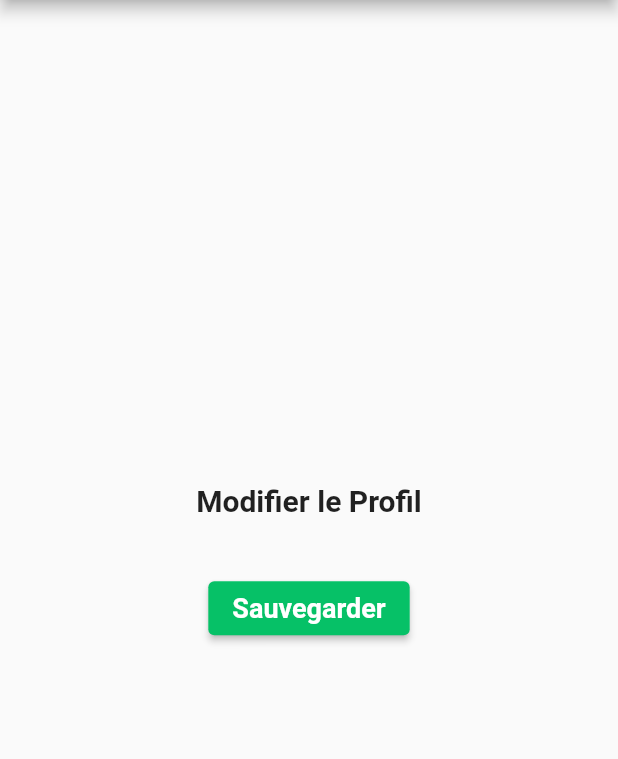
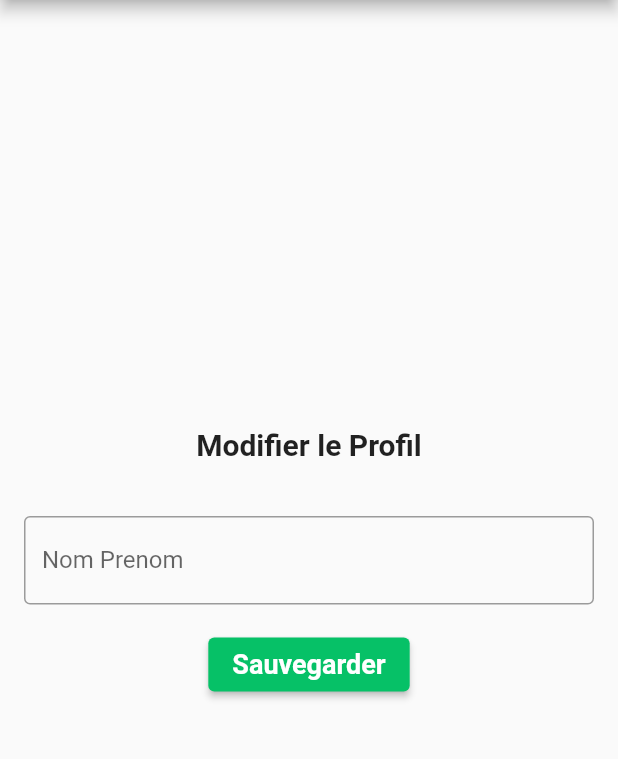
Before and after one commit to CrousGoApp/CROUSGo_app_frontend, a Flutter app: the ProfilePage screen opened directly, after a tap on "Modifier le profil", on a phone screen of 412 x 824 dp, the part 84-843 px from its top. Run offline on Flutter 3.47's test engine with Material 2 defaults, Android fonts, the phone set to English and light mode, and no system bars; our stand-ins replace firebase_auth, firebase_core; accounts and stored records are empty; network calls fail.

Commit message:
edit profile page

```diff
--- /dev/null
+++ b/lib/pages/EditProfilePage.dart
@@ -0,0 +1,108 @@
+
+import 'package:crousgo/pages/ProfilePage.dart';
+import 'package:crousgo/pages/page_accueil.dart';
+import 'package:crousgo/pages/page_panier.dart';
+import 'package:flutter/material.dart';
+import 'package:firebase_auth/firebase_auth.dart';
+
+
+class EditProfilePage extends StatelessWidget {
+  final User? user;
+
+  EditProfilePage({required this.user});
+
+  @override
+  Widget build(BuildContext context) {
+    return Scaffold(
+      appBar: AppBar(
+        title: GestureDetector(
+          onTap: () {
+            Navigator.push(
+              context,
+              MaterialPageRoute(builder: (context) => const PageAccueil()),
+            );
+          },
+          child: const Text(
+            'CrousGO',
+            style: TextStyle(
+              fontSize: 24.0,
+              fontWeight: FontWeight.bold,
+              color: Colors.white,
+            ),
+          ),
+        ),
+        backgroundColor: const Color(0xFF06C167),
+        centerTitle: true,
+        actions: [
+          IconButton(
+            onPressed: () {
+              Navigator.push(
+                context,
+                MaterialPageRoute(builder: (context) => const PagePanier()),
+              );
+            },
+            icon: const Icon(
+              Icons.shopping_cart,
+              color: Colors.white,
+            ),
+          ),
+          IconButton(
+            icon: const Icon(Icons.account_circle),
+            onPressed: () {
+              // Naviguer vers la page de profil
+              Navigator.of(context).push(
+                  MaterialPageRoute(builder: (context) => ProfilePage()));
+            },
+          ),
+        ],
+      ),
+      body: Center(
+        child: Column(
+          mainAxisAlignment: MainAxisAlignment.center,
+          children: <Widget>[
+            const Text(
+              'Modifier le Profil',
+              style: TextStyle(
+                fontSize: 20.0,
+                fontWeight: FontWeight.bold,
+              ),
+            ),
+            const SizedBox(height: 20.0),
+            Padding(
+              padding: const EdgeInsets.all(16.0),
+              child: Column(
+                children: [
+                  TextField(
+                    decoration: InputDecoration(
+                      labelText: 'Nom Prenom',
+                      hintText: 'Entrez votre Nom Prénom',
+                      border: OutlineInputBorder(),
+                    ),
+                    // Vous pouvez initialiser le champ avec la valeur actuelle du nom de l'utilisateur si disponible
+                    controller: TextEditingController(text: user?.displayName ?? ''),
+                  ),
+                  const SizedBox(height: 16.0),
+
+                  ElevatedButton(
+                    style: ElevatedButton.styleFrom(
+                      backgroundColor: const Color(0xFF06C167), // Couleur d'UberEats
+                      textStyle: const TextStyle(
+                        fontSize: 18.0,
+                        fontWeight: FontWeight.bold,
+                        color: Colors.white,
+                      ),
+                    ),
+                    onPressed: () {
+                      // Sauvegardez les modifications ici
+                    },
+                    child: const Text('Sauvegarder'),
+                  ),
+                ],
+              ),
+            ),
+          ],
+        ),
+      ),
+    );
+  }
+}
--- a/lib/pages/ProfilePage.dart
+++ b/lib/pages/ProfilePage.dart
@@ -1,5 +1,7 @@
 import 'dart:convert';
 
+import 'package:crousgo/pages/EditProfilePage.dart';
+import 'package:crousgo/pages/ProfilePage.dart';
 import 'package:crousgo/pages/page_OrderHistory.dart';
 import 'package:crousgo/pages/page_accueil.dart';
 import 'package:crousgo/pages/page_panier.dart';
@@ -147,7 +149,7 @@
                 }
               },
               style: ElevatedButton.styleFrom(
-                backgroundColor: const Color(0xFF06C167), // Couleur d'UberEats
+                backgroundColor: const Color(0xFF06C167),
               ),
               child: const Text(
                 'Déconnexion',
@@ -166,7 +168,7 @@
                 );
               },
               style: ElevatedButton.styleFrom(
-                backgroundColor: const Color(0xFF06C167), // Couleur d'UberEats
+                backgroundColor: const Color(0xFF06C167),
               ),
               child: const Text(
                 'Historique des commandes',
@@ -213,94 +215,3 @@
     );
   }
 }
-class EditProfilePage extends StatelessWidget {
-  final User? user;
-
-  EditProfilePage({required this.user});
-
-  @override
-  Widget build(BuildContext context) {
-    return Scaffold(
-      appBar: AppBar(
-        title: GestureDetector(
-          onTap: () {
-            Navigator.push(
-              context,
-              MaterialPageRoute(builder: (context) => const PageAccueil()),
-            );
-          },
-          child: const Text(
-            'CrousGO',
-            style: TextStyle(
-              fontSize: 24.0,
-              fontWeight: FontWeight.bold,
-              color: Colors.white,
-            ),
-          ),
-        ),
-        backgroundColor: const Color(0xFF06C167),
-        centerTitle: true,
-        actions: [
-          IconButton(
-            onPressed: () {
-              Navigator.push(
-                context,
-                MaterialPageRoute(builder: (context) => const PagePanier()),
-              );
-            },
-            icon: const Icon(
-              Icons.shopping_cart,
-              color: Colors.white,
-            ),
-          ),
-          IconButton(
-            icon: const Icon(Icons.account_circle),
-            onPressed: () {
-              // Naviguer vers la page de profil
-              Navigator.of(context).push(
-                  MaterialPageRoute(builder: (context) => ProfilePage()));
-            },
-          ),
-        ],
-      ),
-      body: Center(
-        child: Column(
-          mainAxisAlignment: MainAxisAlignment.center,
-          children: <Widget>[
-            const Text(
-              'Modifier le Profil',
-              style: TextStyle(
-                fontSize: 20.0,
-                fontWeight: FontWeight.bold,
-              ),
-            ),
-            const SizedBox(height: 20.0),
-            Padding(
-              padding: const EdgeInsets.all(16.0),
-              child: Column(
-                children: [
-                  // Ajoutez des champs pour modifier le nom, l'e-mail, etc.
-                  // ...
-                  ElevatedButton(
-                    style: ElevatedButton.styleFrom(
-                      backgroundColor: const Color(0xFF06C167), // Couleur d'UberEats
-                      textStyle: const TextStyle(
-                        fontSize: 18.0,
-                        fontWeight: FontWeight.bold,
-                        color: Colors.white,
-                      ),
-                    ),
-                    onPressed: () {
-                      // Sauvegardez les modifications ici
-                    },
-                    child: const Text('Sauvegarder'),
-                  ),
-                ],
-              ),
-            ),
-          ],
-        ),
-      ),
-    );
-  }
-}
```
